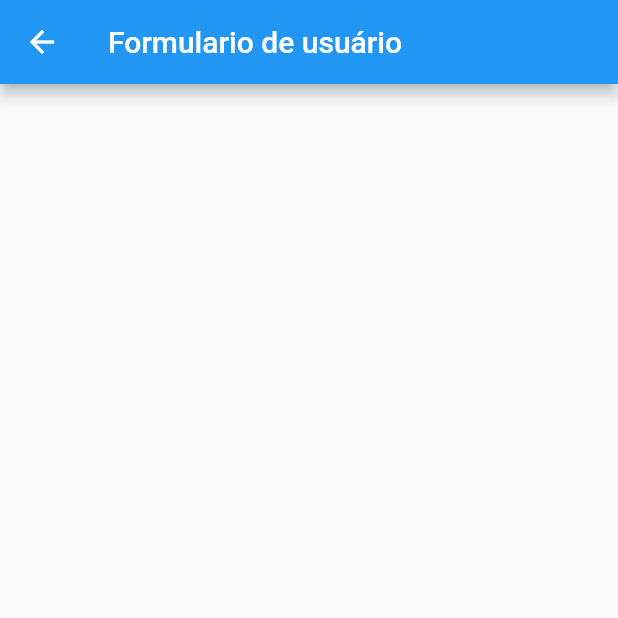
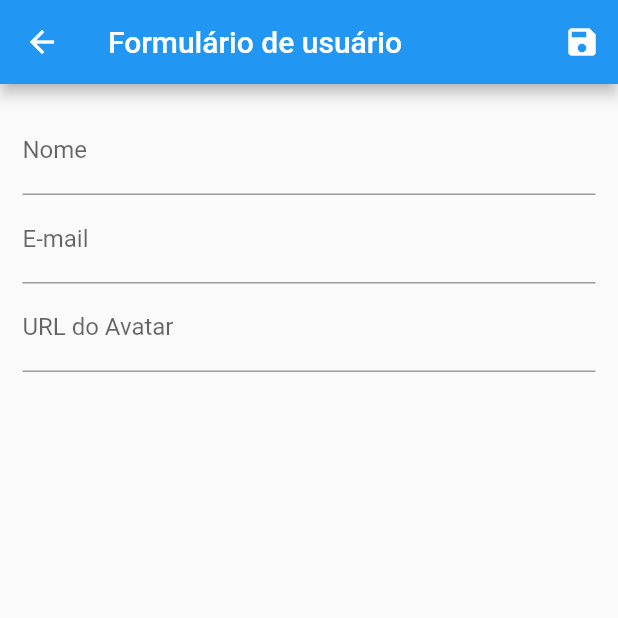
Before and after one commit to thiagothisan/flutter_crud, a Flutter app: the screen it shows after launch, after a tap on the "add" icon, on a phone screen of 412 x 824 dp, the top half of it. Run offline on Flutter 3.47's test engine with Material 2 defaults, Android fonts, the phone set to English and light mode, and no system bars; network calls fail.

```diff
--- a/lib/pages/user_form.dart
+++ b/lib/pages/user_form.dart
@@ -1,11 +1,97 @@
+import 'package:cadastro_usuario/models/user.dart';
+import 'package:cadastro_usuario/provider/users_provider.dart';
 import 'package:flutter/material.dart';
+import 'package:provider/provider.dart';
 
-class UserForm extends StatelessWidget {
+class UserForm extends StatefulWidget {
+  @override
+  _UserFormState createState() => _UserFormState();
+}
+
+class _UserFormState extends State<UserForm> {
+  final _form = GlobalKey<FormState>();
+
+  final Map<String, String> _formData = {};
+
+  void _loadFormData(User user) {
+    if (user != null) {
+      _formData['id'] = user.id;
+      _formData['name'] = user.name;
+      _formData['email'] = user.email;
+      _formData['avatarUrl'] = user.avatarUrl;
+    }
+  }
+
+  @override
+  void didChangeDependencies() {
+    super.didChangeDependencies();
+
+    final User user = ModalRoute.of(context).settings.arguments;
+    _loadFormData(user);
+  }
+
   @override
   Widget build(BuildContext context) {
     return Scaffold(
       appBar: AppBar(
-        title: Text('Formulario de usuário'),
+        title: Text('Formulário de usuário'),
+        actions: <Widget>[
+          IconButton(
+            icon: Icon(Icons.save),
+            onPressed: () {
+              final isValid = _form.currentState.validate();
+
+              if (isValid) {
+                _form.currentState.save();
+                Provider.of<UsersProvider>(context, listen: false).put(
+                  User(
+                    id: _formData['id'],
+                    name: _formData['name'],
+                    email: _formData['email'],
+                    avatarUrl: _formData['avatarUrl'],
+                  ),
+                );
+                Navigator.of(context).pop();
+              }
+            },
+          ),
+        ],
+      ),
+      body: Padding(
+        padding: EdgeInsets.all(15),
+        child: Form(
+          key: _form,
+          child: Column(
+            children: <Widget>[
+              TextFormField(
+                initialValue: _formData['name'],
+                decoration: InputDecoration(labelText: 'Nome'),
+                validator: (value) {
+                  if (value == null || value.trim().isEmpty) {
+                    return 'Nome inválido';
+                  }
+
+                  if (value.trim().length < 3) {
+                    return 'Nome muito pequeno. No mínimo 3 letras';
+                  }
+
+                  return null;
+                },
+                onSaved: (value) => _formData['name'] = value,
+              ),
+              TextFormField(
+                initialValue: _formData['email'],
+                decoration: InputDecoration(labelText: 'E-mail'),
+                onSaved: (value) => _formData['email'] = value,
+              ),
+              TextFormField(
+                initialValue: _formData['avatarUrl'],
+                decoration: InputDecoration(labelText: 'URL do Avatar'),
+                onSaved: (value) => _formData['avatarUrl'] = value,
+              ),
+            ],
+          ),
+        ),
       ),
     );
   }
```
Also changed, not shown: lib/widgets/user_tile.dart (+33 -2 lines).
